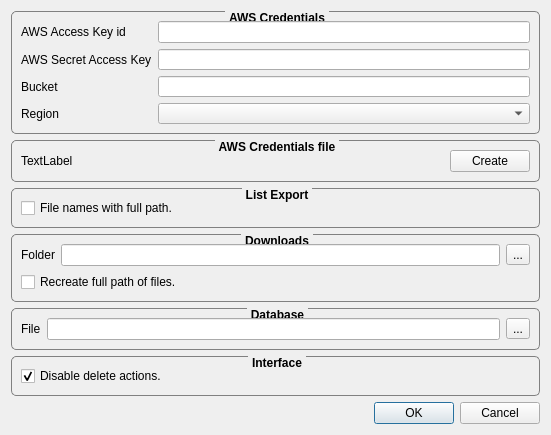
First picture: the form in Dialogs/SettingsDialog.ui, repository FelixdelasPozas/SuperDuck, before the edit.
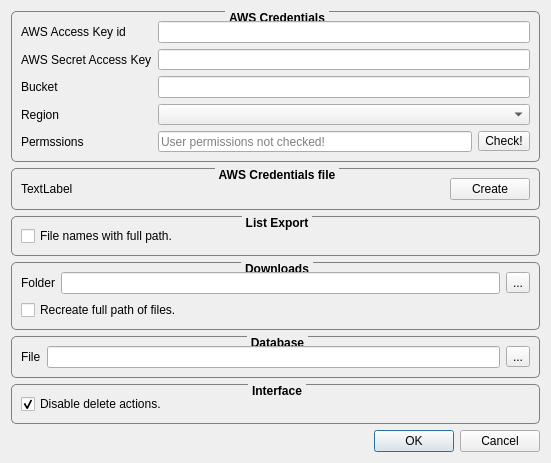
Second picture: the form after the edit. Icons and pictures are not drawn.

```diff
--- a/Dialogs/SettingsDialog.ui
+++ b/Dialogs/SettingsDialog.ui
@@ -7,19 +7,19 @@
     <x>0</x>
     <y>0</y>
     <width>551</width>
-    <height>435</height>
+    <height>463</height>
    </rect>
   </property>
   <property name="minimumSize">
    <size>
     <width>551</width>
-    <height>435</height>
+    <height>463</height>
    </size>
   </property>
   <property name="maximumSize">
    <size>
     <width>551</width>
-    <height>435</height>
+    <height>463</height>
    </size>
   </property>
   <property name="windowTitle">
@@ -93,6 +93,46 @@
       <item row="3" column="1">
        <widget class="QComboBox" name="m_regionCombo"/>
       </item>
+      <item row="4" column="0">
+       <widget class="QLabel" name="label_7">
+        <property name="text">
+         <string>Permssions</string>
+        </property>
+       </widget>
+      </item>
+      <item row="4" column="1">
+       <layout class="QHBoxLayout" name="horizontalLayout_4">
+        <item>
+         <widget class="QLineEdit" name="m_permissionsLineEdit">
+          <property name="readOnly">
+           <bool>true</bool>
+          </property>
+          <property name="placeholderText">
+           <string>User permissions not checked!</string>
+          </property>
+         </widget>
+        </item>
+        <item>
+         <widget class="QToolButton" name="m_permissionsButton">
+          <property name="minimumSize">
+           <size>
+            <width>0</width>
+            <height>20</height>
+           </size>
+          </property>
+          <property name="maximumSize">
+           <size>
+            <width>16777215</width>
+            <height>20</height>
+           </size>
+          </property>
+          <property name="text">
+           <string>Check!</string>
+          </property>
+         </widget>
+        </item>
+       </layout>
+      </item>
      </layout>
     </widget>
    </item>
```
